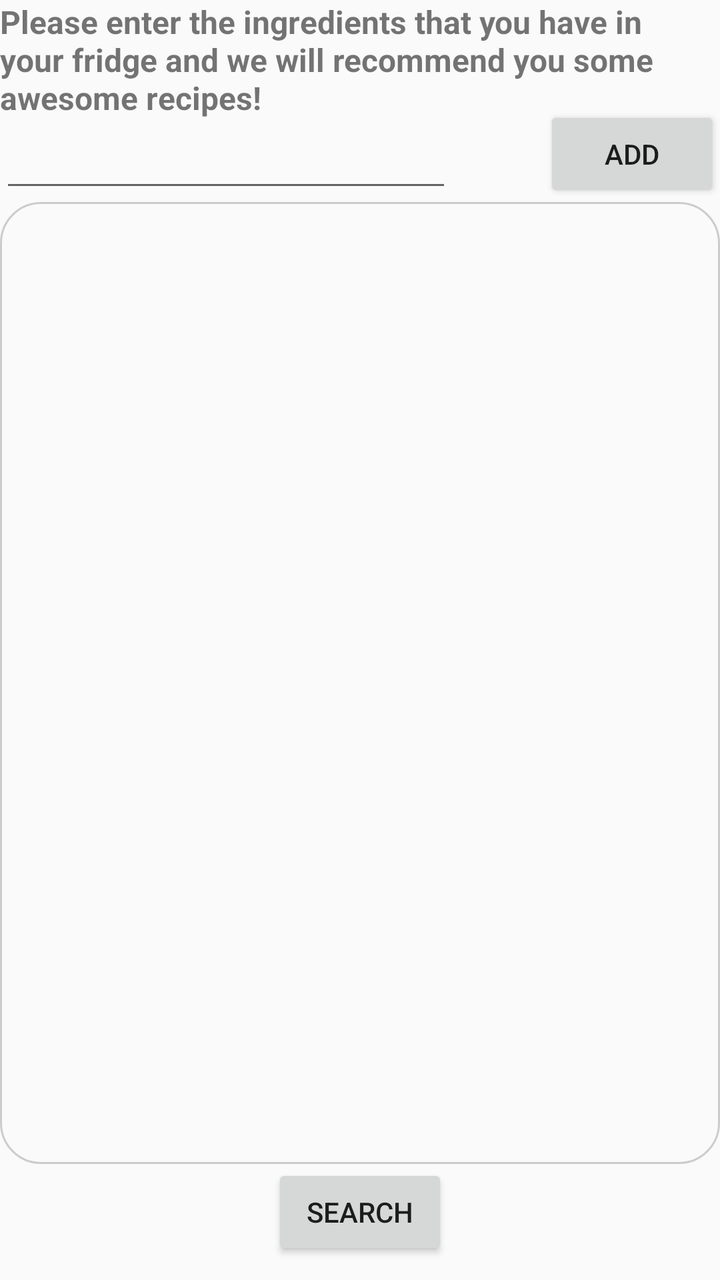
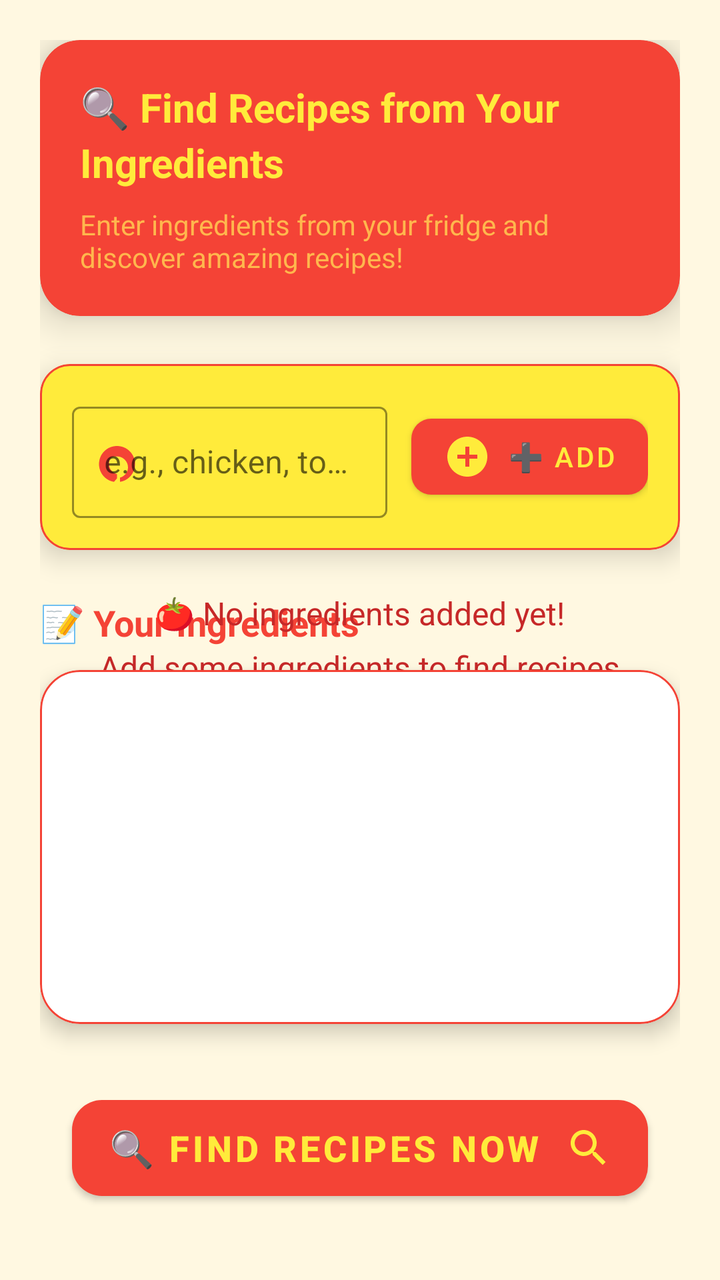

An Android layout rendered at two revisions. The XML below is the earlier revision; the diff shows what the commit changed to produce the second picture.
<!-- AndroidManifest.xml: application theme AppTheme -->
<!-- res/layout/fragment_search.xml -->
<RelativeLayout xmlns:android="http://schemas.android.com/apk/res/android"
xmlns:tools="http://schemas.android.com/tools"
android:layout_width="match_parent"
android:layout_height="match_parent"
xmlns:app="http://schemas.android.com/apk/res-auto"
tools:context="com.hanson.android.recipe.SearchFragment">


<TextView
    android:id="@+id/textView3"
    android:layout_width="wrap_content"
    android:layout_height="wrap_content"
    android:text="Please enter the ingredients that you have in your fridge and we will recommend you some awesome recipes! "
    android:textSize="16dp"
    android:textStyle="bold"/>

<EditText
    android:id="@+id/typeIngredient"
    android:layout_width="226dp"
    android:layout_height="wrap_content"
    android:ems="10"
    android:inputType="textPersonName"
    android:layout_below="@+id/textView3"
    android:layout_alignParentStart="true" />

<Button
    android:id="@+id/addIngredient"
    android:layout_width="wrap_content"
    android:layout_height="wrap_content"
    android:layout_alignBottom="@+id/typeIngredient"
    android:layout_alignParentEnd="true"
    android:text="add" />



<Button
    android:id="@+id/buttonSearch"
    android:layout_width="wrap_content"
    android:layout_height="wrap_content"
    android:layout_alignParentBottom="true"
    android:layout_centerHorizontal="true"
    android:layout_marginBottom="10dp"
    android:onClick="search1"
    android:text="Search" />

    <GridView
        android:id="@+id/gridSearch"
        android:layout_width="match_parent"
        android:layout_height="match_parent"
        android:layout_above="@+id/buttonSearch"
        android:layout_alignParentEnd="true"
        android:layout_alignParentStart="true"
        android:layout_below="@+id/typeIngredient"
        android:background="@drawable/border"
        android:numColumns="auto_fit"
        android:padding="2dp"
        android:columnWidth="100dp"
        />


</RelativeLayout>
<!-- resources referenced by this layout -->
<resources>
  <!-- drawable border (drawable) -->
  <?xml version="1.0" encoding="UTF-8"?>
      <shape android:shape="rectangle" xmlns:android="http://schemas.android.com/apk/res/android">
  
      <corners android:radius="20dp"/>
  
      <padding android:bottom="10dp" android:top="10dp" android:right="10dp" android:left="10dp"/>
  
      <stroke android:color="#CCCCCC" android:width="1dp"/>
  
  </shape>
  <style name="AppTheme" parent="Theme.AppCompat.Light.DarkActionBar">
          
          <item name="colorPrimary">@color/colorPrimary</item>
          <item name="colorPrimaryDark">@color/colorPrimaryDark</item>
          <item name="colorAccent">@color/colorAccent</item>
      </style>
  <color name="colorPrimary">#f06373</color>
  <color name="colorPrimaryDark">#cc4053</color>
  <color name="colorAccent">#3ad0d8</color>
</resources>

<!-- the commit's change to res/layout/fragment_search.xml (unified diff, before → after) -->
@@ -1,61 +1,173 @@
 <RelativeLayout xmlns:android="http://schemas.android.com/apk/res/android"
-xmlns:tools="http://schemas.android.com/tools"
-android:layout_width="match_parent"
-android:layout_height="match_parent"
-xmlns:app="http://schemas.android.com/apk/res-auto"
-tools:context="com.hanson.android.recipe.SearchFragment">
+    xmlns:app="http://schemas.android.com/apk/res-auto"
+    xmlns:tools="http://schemas.android.com/tools"
+    android:layout_width="match_parent"
+    android:layout_height="match_parent"
+    android:background="@color/bright_bg"
+    android:padding="20dp"
+    tools:context="com.hanson.android.recipe.SearchFragment">
 
+    
+    <com.google.android.material.card.MaterialCardView
+        android:id="@+id/header_card"
+        android:layout_width="match_parent"
+        android:layout_height="wrap_content"
+        android:layout_marginBottom="24dp"
+        app:cardBackgroundColor="@color/red_primary"
+        app:cardCornerRadius="20dp"
+        app:cardElevation="12dp">
 
-<TextView
-    android:id="@+id/textView3"
-    android:layout_width="wrap_content"
-    android:layout_height="wrap_content"
-    android:text="Please enter the ingredients that you have in your fridge and we will recommend you some awesome recipes! "
-    android:textSize="16dp"
-    android:textStyle="bold"/>
+        <LinearLayout
+            android:layout_width="match_parent"
+            android:layout_height="wrap_content"
+            android:orientation="vertical"
+            android:padding="20dp">
 
-<EditText
-    android:id="@+id/typeIngredient"
-    android:layout_width="226dp"
-    android:layout_height="wrap_content"
-    android:ems="10"
-    android:inputType="textPersonName"
-    android:layout_below="@+id/textView3"
-    android:layout_alignParentStart="true" />
+            <TextView
+                android:id="@+id/textView3"
+                android:layout_width="match_parent"
+                android:layout_height="wrap_content"
+                android:lineSpacingExtra="4sp"
+                android:text="🔍 Find Recipes from Your Ingredients"
+                android:textColor="@color/bright_yellow"
+                android:textSize="20sp"
+                android:textStyle="bold" />
 
-<Button
-    android:id="@+id/addIngredient"
-    android:layout_width="wrap_content"
-    android:layout_height="wrap_content"
-    android:layout_alignBottom="@+id/typeIngredient"
-    android:layout_alignParentEnd="true"
-    android:text="add" />
+            <TextView
+                android:layout_width="match_parent"
+                android:layout_height="wrap_content"
+                android:layout_marginTop="8dp"
+                android:text="Enter ingredients from your fridge and discover amazing recipes!"
+                android:textColor="#FFB74D"
+                android:textSize="14sp" />
+        </LinearLayout>
+    </com.google.android.material.card.MaterialCardView>
 
+    
+    <com.google.android.material.card.MaterialCardView
+        android:id="@+id/input_card"
+        android:layout_width="match_parent"
+        android:layout_height="wrap_content"
+        android:layout_below="@id/header_card"
+        app:cardBackgroundColor="@color/bright_yellow_card"
+        app:cardCornerRadius="15dp"
+        app:cardElevation="8dp"
+        app:strokeColor="@color/red_primary"
+        app:strokeWidth="1dp">
 
+        <LinearLayout
+            android:layout_width="match_parent"
+            android:layout_height="wrap_content"
+            android:gravity="center_vertical"
+            android:orientation="horizontal"
+            android:padding="16dp">
 
-<Button
-    android:id="@+id/buttonSearch"
-    android:layout_width="wrap_content"
-    android:layout_height="wrap_content"
-    android:layout_alignParentBottom="true"
-    android:layout_centerHorizontal="true"
-    android:layout_marginBottom="10dp"
-    android:onClick="search1"
-    android:text="Search" />
+            <com.google.android.material.textfield.TextInputLayout
+                android:id="@+id/input_layout"
+                style="@style/Widget.MaterialComponents.TextInputLayout.OutlinedBox"
+                android:layout_width="0dp"
+                android:layout_height="wrap_content"
+                android:layout_weight="1"
+                app:boxStrokeColor="@color/red_primary"
+                app:hintTextColor="@color/red_primary"
+                app:startIconDrawable="@drawable/ic_ingredient_red"
+                app:startIconTint="@color/red_primary">
 
-    <GridView
-        android:id="@+id/gridSearch"
+                <com.google.android.material.textfield.TextInputEditText
+                    android:id="@+id/typeIngredient"
+                    android:layout_width="match_parent"
+                    android:layout_height="wrap_content"
+                    android:hint="e.g., chicken, tomatoes, onions"
+                    android:textColor="@color/black"
+                    android:textColorHint="#99000000"
+                    android:textSize="16sp" />
+            </com.google.android.material.textfield.TextInputLayout>
+
+            <com.google.android.material.button.MaterialButton
+                android:id="@+id/addIngredient"
+                android:layout_width="wrap_content"
+                android:layout_height="50dp"
+                android:layout_marginStart="12dp"
+                android:text="➕ Add"
+                android:textColor="@color/bright_yellow"
+                app:backgroundTint="@color/red_primary"
+                app:cornerRadius="10dp"
+                app:icon="@drawable/ic_add_circle"
+                app:iconGravity="textStart"
+                app:iconTint="@color/bright_yellow" />
+        </LinearLayout>
+    </com.google.android.material.card.MaterialCardView>
+
+    
+    <TextView
+        android:layout_width="wrap_content"
+        android:layout_height="wrap_content"
+        android:layout_below="@id/input_card"
+        android:layout_marginTop="24dp"
+        android:layout_marginBottom="12dp"
+        android:text="📝 Your Ingredients"
+        android:textColor="@color/red_primary"
+        android:textSize="18sp"
+        android:textStyle="bold" />
+
+    <com.google.android.material.card.MaterialCardView
         android:layout_width="match_parent"
-        android:layout_height="match_parent"
+        android:layout_height="0dp"
         android:layout_above="@+id/buttonSearch"
-        android:layout_alignParentEnd="true"
-        android:layout_alignParentStart="true"
-        android:layout_below="@+id/typeIngredient"
-        android:background="@drawable/border"
-        android:numColumns="auto_fit"
-        android:padding="2dp"
-        android:columnWidth="100dp"
-        />
+        android:layout_below="@id/input_card"
+        android:layout_marginTop="60dp"
+        android:layout_marginBottom="16dp"
+        app:cardBackgroundColor="@android:color/white"
+        app:cardCornerRadius="20dp"
+        app:cardElevation="6dp"
+        app:strokeColor="@color/red_primary"
+        app:strokeWidth="1dp">
 
+        <GridView
+            android:id="@+id/gridSearch"
+            android:layout_width="match_parent"
+            android:layout_height="match_parent"
+            android:clipToPadding="false"
+            android:columnWidth="100dp"
+            android:gravity="center"
+            android:horizontalSpacing="12dp"
+            android:numColumns="3"
+            android:padding="16dp"
+            android:stretchMode="spacingWidthUniform"
+            android:verticalSpacing="12dp" />
+    </com.google.android.material.card.MaterialCardView>
+
+    
+    <TextView
+        android:id="@+id/txt_empty_ingredients"
+        android:layout_width="wrap_content"
+        android:layout_height="wrap_content"
+        android:layout_centerInParent="true"
+        android:gravity="center"
+        android:lineSpacingExtra="8sp"
+        android:text="🍅 No ingredients added yet!\nAdd some ingredients to find recipes"
+        android:textAlignment="center"
+        android:textColor="@color/dark_red"
+        android:textSize="16sp" />
+
+    
+    <com.google.android.material.button.MaterialButton
+        android:id="@+id/buttonSearch"
+        android:layout_width="match_parent"
+        android:layout_height="60dp"
+        android:layout_alignParentBottom="true"
+        android:layout_margin="16dp"
+        android:elevation="10dp"
+        android:text="🔍 FIND RECIPES NOW"
+        android:textColor="@color/bright_yellow"
+        android:textSize="18sp"
+        android:textStyle="bold"
+        app:backgroundTint="@color/red_primary"
+        app:cornerRadius="15dp"
+        app:icon="@drawable/ic_search_yellow"
+        app:iconGravity="textEnd"
+        app:iconPadding="12dp"
+        app:iconTint="@color/bright_yellow"
+        app:rippleColor="@color/bright_red" />
 
 </RelativeLayout>
<!-- resource entries referenced after the edit -->
@@ -1,24 +1,48 @@
 <!-- resources referenced by this layout -->
 <resources>
-  <!-- drawable border (drawable) -->
-  <?xml version="1.0" encoding="UTF-8"?>
-      <shape android:shape="rectangle" xmlns:android="http://schemas.android.com/apk/res/android">
+  <color name="black">#000000</color>
+  <color name="bright_bg">#FFF8E1</color>
+  <color name="bright_red">#FF5252</color>
+  <color name="bright_yellow">#FFEB3B</color>
+  <color name="bright_yellow_card">#FFEB3B</color>
+  <color name="dark_red">#C62828</color>
+  <color name="red_primary">#F44336</color>
+  <!-- drawable ic_add_circle (drawable) -->
+  <vector xmlns:android="http://schemas.android.com/apk/res/android"
+      android:width="24dp"
+      android:height="24dp"
+      android:viewportWidth="24"
+      android:viewportHeight="24">
+      <path
+          android:fillColor="#FF000000"
+          android:pathData="M12,2C6.48,2 2,6.48 2,12s4.48,10 10,10 10,-4.48 10,-10S17.52,2 12,2zm5,11h-4v4h-2v-4H7v-2h4V7h2v4h4v2z" />
+  </vector>
+  <!-- drawable ic_ingredient_red (drawable) -->
+  <vector xmlns:android="http://schemas.android.com/apk/res/android"
+      android:width="24dp"
+      android:height="24dp"
+      android:viewportWidth="24"
+      android:viewportHeight="24">
+      <path
+          android:fillColor="#FF000000"
+          android:pathData="M9,21.9C4.8,21.3 1.5,17.6 1.5,13c0,-5 4,-9 9,-9s9,4 9,9c0,4.6 -3.3,8.3 -7.5,8.9v-2.1c2.3,-0.6 4,-2.7 4,-5.1 0,-3 -2.5,-5.5 -5.5,-5.5S6.5,10 6.5,13c0,2.4 1.7,4.5 4,5.1v2.1z" />
+  </vector>
+  <!-- drawable ic_search_yellow (drawable) -->
+  <vector xmlns:android="http://schemas.android.com/apk/res/android"
+      android:width="24dp"
+      android:height="24dp"
+      android:viewportWidth="24"
+      android:viewportHeight="24">
+      <path
+          android:fillColor="#FF000000"
+          android:pathData="M15.5,14h-0.79l-0.28,-0.27C15.41,12.59 16,11.11 16,9.5 16,5.91 13.09,3 9.5,3S3,5.91 3,9.5 5.91,16 9.5,16c1.61,0 3.09,-0.59 4.23,-1.57l0.27,0.28v0.79l5,4.99L20.49,19l-4.99,-5zM9.5,14C7.01,14 5,11.99 5,9.5S7.01,5 9.5,5 14,7.01 14,9.5 11.99,14 9.5,14z" />
+  </vector>
+  <style name="AppTheme" parent="Theme.MaterialComponents.Light.NoActionBar">
+          <item name="colorPrimary">@color/red_primary</item>
+          <item name="colorPrimaryDark">@color/dark_red</item>
+          <item name="colorAccent">@color/bright_yellow</item>
   
-      <corners android:radius="20dp"/>
-  
-      <padding android:bottom="10dp" android:top="10dp" android:right="10dp" android:left="10dp"/>
-  
-      <stroke android:color="#CCCCCC" android:width="1dp"/>
-  
-  </shape>
-  <style name="AppTheme" parent="Theme.AppCompat.Light.DarkActionBar">
-          
-          <item name="colorPrimary">@color/colorPrimary</item>
-          <item name="colorPrimaryDark">@color/colorPrimaryDark</item>
-          <item name="colorAccent">@color/colorAccent</item>
+          <item name="android:editTextStyle">@style/Widget.AppCompat.EditText</item>
       </style>
-  <color name="colorPrimary">#f06373</color>
-  <color name="colorPrimaryDark">#cc4053</color>
-  <color name="colorAccent">#3ad0d8</color>
 </resources>
 
